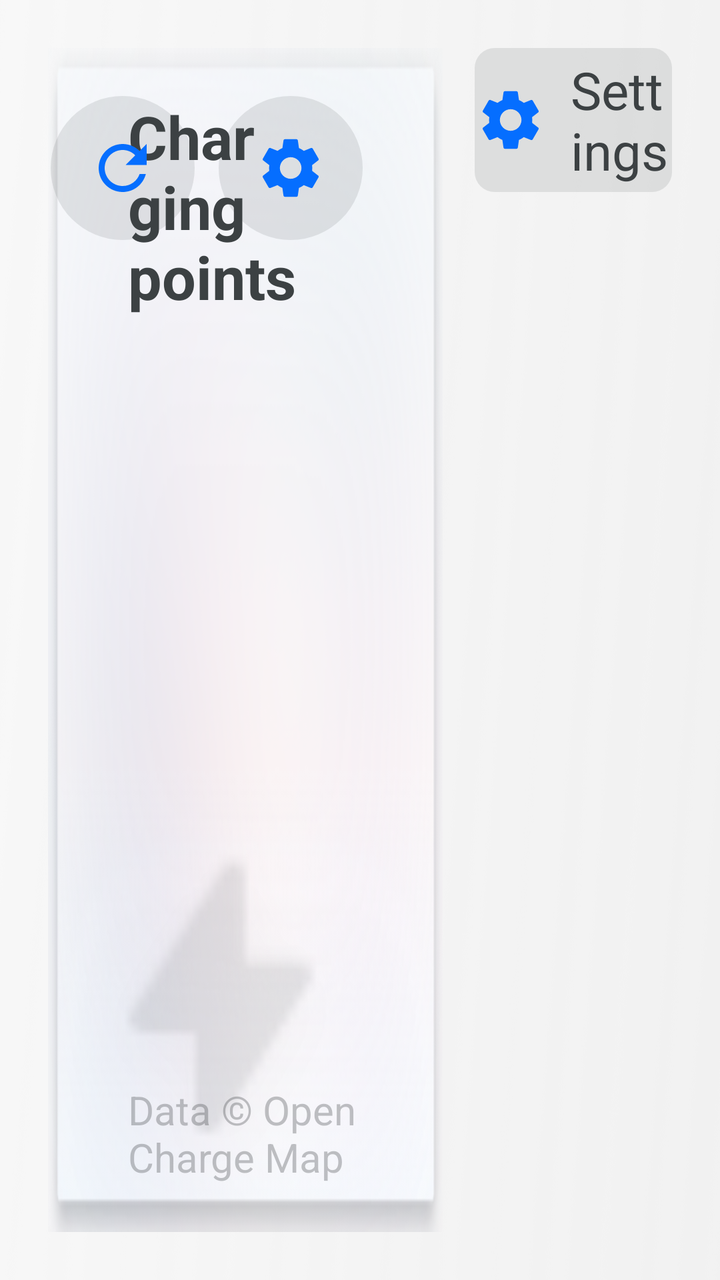
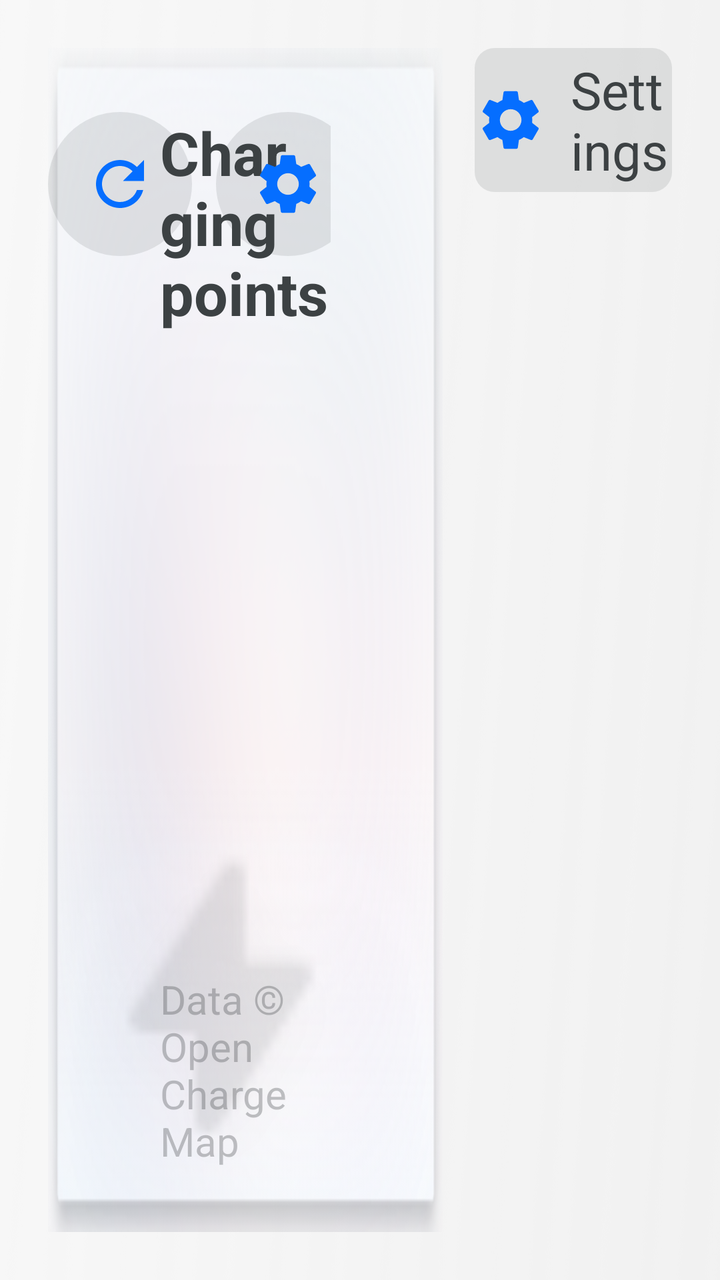

Compare the two renders of this Android layout. The source of the first and the diff that turns it into the second are given below.
<!-- AndroidManifest.xml: application theme Theme.MG4SimpleLauncher -->
<!-- res/layout/fragment_charging.xml -->
<?xml version="1.0" encoding="utf-8"?>
<LinearLayout xmlns:android="http://schemas.android.com/apk/res/android"
    android:layout_width="match_parent"
    android:layout_height="match_parent"
    android:baselineAligned="false"
    android:orientation="horizontal"
    android:padding="@dimen/screen_padding">

    <FrameLayout
        android:id="@+id/charging_card"
        android:layout_width="0dp"
        android:layout_height="match_parent"
        android:layout_weight="2"
        android:layout_marginEnd="@dimen/card_gap"
        android:background="@drawable/smallcard_selector"
        android:clickable="true"
        android:focusable="true">

        
        <ImageView
            android:layout_width="@dimen/charging_bolt_width"
            android:layout_height="@dimen/charging_bolt_height"
            android:layout_gravity="bottom|end"
            android:layout_marginEnd="@dimen/charging_bolt_margin_end"
            android:layout_marginBottom="@dimen/charging_bolt_margin_bottom"
            android:alpha="0.12"
            android:background="@drawable/ic_charging_bolt"
            android:contentDescription="@null" />

        <LinearLayout
            android:layout_width="match_parent"
            android:layout_height="match_parent"
            android:orientation="vertical"
            android:paddingStart="@dimen/charging_card_padding_h"
            android:paddingEnd="@dimen/charging_card_padding_h"
            android:paddingTop="@dimen/info_card_padding"
            android:paddingBottom="@dimen/info_card_padding">

            <TextView
                android:layout_width="wrap_content"
                android:layout_height="wrap_content"
                android:text="@string/charging_title"
                android:textColor="@color/text_primary"
                android:textSize="@dimen/small_card_label_size"
                android:textStyle="bold" />

            <LinearLayout
                android:id="@+id/charging_card_results"
                android:layout_width="match_parent"
                android:layout_height="0dp"
                android:layout_weight="1"
                android:layout_marginTop="14dp"
                android:orientation="vertical"
                android:visibility="gone">

                
                <TextView
                    android:id="@+id/charge_group_label"
                    android:layout_width="match_parent"
                    android:layout_height="wrap_content"
                    android:layout_marginBottom="6dp"
                    android:textColor="@color/accent"
                    android:textSize="@dimen/charge_detail_size"
                    android:textStyle="bold" />

                <include layout="@layout/part_charge_summary" android:id="@+id/charge_row_0" />
                <include layout="@layout/part_charge_summary" android:id="@+id/charge_row_1" />
                <include layout="@layout/part_charge_summary" android:id="@+id/charge_row_2" />
                <include layout="@layout/part_charge_summary" android:id="@+id/charge_row_3" />
                <include layout="@layout/part_charge_summary" android:id="@+id/charge_row_4" />
                <include layout="@layout/part_charge_summary" android:id="@+id/charge_row_5" />
            </LinearLayout>

            <TextView
                android:id="@+id/charging_card_status"
                android:layout_width="match_parent"
                android:layout_height="0dp"
                android:layout_weight="1"
                android:layout_marginTop="16dp"
                android:textColor="@color/text_secondary"
                android:textSize="@dimen/info_card_body_size" />

            <TextView
                android:layout_width="match_parent"
                android:layout_height="wrap_content"
                android:text="@string/charging_attribution"
                android:textColor="@color/text_tertiary"
                android:textSize="@dimen/secondary_text_size" />
        </LinearLayout>

        
        <LinearLayout
            android:layout_width="wrap_content"
            android:layout_height="wrap_content"
            android:layout_gravity="top|end"
            android:layout_marginTop="@dimen/info_card_padding"
            android:layout_marginEnd="@dimen/charging_card_padding_h"
            android:orientation="horizontal">

            <ImageView
                android:id="@+id/charging_card_refresh"
                android:layout_width="@dimen/round_button_size"
                android:layout_height="@dimen/round_button_size"
                android:layout_marginEnd="12dp"
                android:background="@drawable/round_button_selector"
                android:clickable="true"
                android:focusable="true"
                android:contentDescription="@string/charging_refresh"
                android:padding="@dimen/round_button_icon_padding"
                android:src="@drawable/ic_refresh" />

            <ImageView
                android:id="@+id/charging_card_options"
                android:layout_width="@dimen/round_button_size"
                android:layout_height="@dimen/round_button_size"
                android:background="@drawable/round_button_selector"
                android:clickable="true"
                android:focusable="true"
                android:contentDescription="@string/charging_card_options"
                android:padding="@dimen/round_button_icon_padding"
                android:src="@drawable/ic_gear" />
        </LinearLayout>
    </FrameLayout>

    
    <LinearLayout
        android:layout_width="0dp"
        android:layout_height="match_parent"
        android:layout_weight="1"
        android:orientation="vertical">

        
        <LinearLayout
            android:id="@+id/settings_card_button"
            android:layout_width="match_parent"
            android:layout_height="@dimen/settings_tab_height"
            android:background="@drawable/native_button_selector"
            android:clickable="true"
            android:focusable="true"
            android:gravity="center"
            android:orientation="horizontal">

            <ImageView
                android:layout_width="@dimen/button_icon_size"
                android:layout_height="@dimen/button_icon_size"
                android:contentDescription="@null"
                android:src="@drawable/ic_gear" />

            <TextView
                android:layout_width="wrap_content"
                android:layout_height="wrap_content"
                android:layout_marginStart="12dp"
                android:text="@string/settings_title"
                android:textColor="@color/text_primary"
                android:textSize="@dimen/drawer_button_size" />
        </LinearLayout>
    </LinearLayout>
</LinearLayout>
<!-- res/layout/part_charge_summary.xml (included above) -->
<?xml version="1.0" encoding="utf-8"?>
<LinearLayout xmlns:android="http://schemas.android.com/apk/res/android"
    android:layout_width="match_parent"
    android:layout_height="wrap_content"
    android:layout_marginBottom="10dp"
    android:orientation="vertical">

    <TextView
        android:id="@+id/summary_name"
        android:layout_width="match_parent"
        android:layout_height="wrap_content"
        android:ellipsize="end"
        android:maxLines="1"
        android:textColor="@color/text_primary"
        android:textSize="@dimen/charge_name_size"
        android:textStyle="bold" />

    <TextView
        android:id="@+id/summary_detail"
        android:layout_width="match_parent"
        android:layout_height="wrap_content"
        android:layout_marginTop="2dp"
        android:ellipsize="end"
        android:maxLines="1"
        android:textColor="@color/text_secondary"
        android:textSize="@dimen/charge_detail_size" />
</LinearLayout>
<!-- resources referenced by this layout -->
<resources>
  <color name="accent">#056eff</color>
  <color name="text_primary">#3c4143</color>
  <color name="text_secondary">#7f3c4143</color>
  <color name="text_tertiary">#503c4143</color>
  <dimen name="button_icon_size">36dp</dimen>
  <dimen name="card_gap">16dp</dimen>
  <dimen name="charge_detail_size">24sp</dimen>
  <dimen name="charge_name_size">28sp</dimen>
  <dimen name="charging_bolt_height">196dp</dimen>
  <dimen name="charging_bolt_margin_bottom">8dp</dimen>
  <dimen name="charging_bolt_margin_end">36dp</dimen>
  <dimen name="charging_bolt_width">150dp</dimen>
  <dimen name="charging_card_padding_h">40dp</dimen>
  <dimen name="drawer_button_size">26sp</dimen>
  <dimen name="info_card_body_size">28sp</dimen>
  <dimen name="info_card_padding">24dp</dimen>
  <dimen name="round_button_icon_padding">18dp</dimen>
  <dimen name="round_button_size">72dp</dimen>
  <dimen name="screen_padding">24dp</dimen>
  <dimen name="secondary_text_size">20sp</dimen>
  <dimen name="settings_tab_height">72dp</dimen>
  <dimen name="small_card_label_size">30sp</dimen>
  <!-- drawable round_button_selector (drawable) -->
  <?xml version="1.0" encoding="utf-8"?>
  <selector xmlns:android="http://schemas.android.com/apk/res/android">
      <item android:state_pressed="true">
          <shape android:shape="oval">
              <solid android:color="@color/button_surface_pressed" />
          </shape>
      </item>
      <item>
          <shape android:shape="oval">
              <solid android:color="@color/button_surface" />
          </shape>
      </item>
  </selector>
  <!-- drawable smallcard_selector (drawable) -->
  <?xml version="1.0" encoding="utf-8"?>
  <selector xmlns:android="http://schemas.android.com/apk/res/android">
      <item android:state_pressed="true" android:drawable="@drawable/bg_clicked" />
      <item android:drawable="@drawable/bg_normal" />
  </selector>
  <string name="charging_attribution">Data © Open Charge Map</string>
  <string name="charging_card_options">Show</string>
  <string name="charging_refresh">Refresh</string>
  <string name="charging_title">Charging points</string>
  <string name="settings_title">Settings</string>
  <style name="Theme.MG4SimpleLauncher" parent="Theme.AppCompat.DayNight.NoActionBar">
          <item name="android:windowBackground">@drawable/bg_home</item>
          <item name="android:statusBarColor">@android:color/transparent</item>
          <item name="android:navigationBarColor">@android:color/transparent</item>
          <item name="colorAccent">@color/accent</item>
      </style>
  <dimen name="native_button_radius">10dp</dimen>
  <color name="button_surface_pressed">#3d3c4143</color>
  <color name="button_surface">#1f3c4143</color>
  <!-- unchanged entries left out for length: 7 -->
</resources>

<!-- the commit's change to res/layout/fragment_charging.xml (unified diff, before → after) -->
@@ -33,8 +33,8 @@
             android:orientation="vertical"
             android:paddingStart="@dimen/charging_card_padding_h"
             android:paddingEnd="@dimen/charging_card_padding_h"
-            android:paddingTop="@dimen/info_card_padding"
-            android:paddingBottom="@dimen/info_card_padding">
+            android:paddingTop="@dimen/charging_card_padding_v"
+            android:paddingBottom="@dimen/charging_card_padding_v">
 
             <TextView
                 android:layout_width="wrap_content"
@@ -93,7 +93,7 @@
             android:layout_width="wrap_content"
             android:layout_height="wrap_content"
             android:layout_gravity="top|end"
-            android:layout_marginTop="@dimen/info_card_padding"
+            android:layout_marginTop="@dimen/charging_card_padding_v"
             android:layout_marginEnd="@dimen/charging_card_padding_h"
             android:orientation="horizontal">
 
@@ -174,13 +174,69 @@
         android:textSize="@dimen/charge_name_size"
         android:textStyle="bold" />
 
+    
+    <LinearLayout
+        android:layout_width="match_parent"
+        android:layout_height="wrap_content"
+        android:layout_marginTop="2dp"
+        android:gravity="center_vertical"
+        android:orientation="horizontal">
+
+        <TextView
+            android:id="@+id/summary_detail"
+            android:layout_width="wrap_content"
+            android:layout_height="wrap_content"
+            android:layout_marginEnd="14dp"
+            android:ellipsize="end"
+            android:maxLines="1"
+            android:textColor="@color/text_secondary"
+            android:textSize="@dimen/charge_detail_size" />
+
+        <include
+            layout="@layout/part_charge_extras"
+            android:id="@+id/summary_extras"
+            android:layout_width="wrap_content"
+            android:layout_height="wrap_content" />
+    </LinearLayout>
+
+</LinearLayout>
+<!-- res/layout/part_charge_extras.xml (included above) -->
+<?xml version="1.0" encoding="utf-8"?>
+<LinearLayout xmlns:android="http://schemas.android.com/apk/res/android"
+    android:layout_width="wrap_content"
+    android:layout_height="wrap_content"
+    android:gravity="center_vertical"
+    android:orientation="horizontal">
+
+    <ImageView
+        android:id="@+id/charge_bays_icon"
+        android:layout_width="@dimen/charge_glyph_width_bolt"
+        android:layout_height="@dimen/charge_glyph_height"
+        android:contentDescription="@null"
+        android:src="@drawable/ic_glyph_bolt" />
+
     <TextView
-        android:id="@+id/summary_detail"
-        android:layout_width="match_parent"
-        android:layout_height="wrap_content"
-        android:layout_marginTop="2dp"
-        android:ellipsize="end"
-        android:maxLines="1"
+        android:id="@+id/charge_bays"
+        android:layout_width="wrap_content"
+        android:layout_height="wrap_content"
+        android:layout_marginStart="2dp"
+        android:layout_marginEnd="14dp"
         android:textColor="@color/text_secondary"
-        android:textSize="@dimen/charge_detail_size" />
+        android:textSize="@dimen/secondary_text_size" />
+
+    <ImageView
+        android:id="@+id/charge_access_icon"
+        android:layout_width="@dimen/charge_glyph_width_lock"
+        android:layout_height="@dimen/charge_glyph_height"
+        android:contentDescription="@null"
+        android:src="@drawable/ic_glyph_lock" />
+
+    <TextView
+        android:id="@+id/charge_access"
+        android:layout_width="wrap_content"
+        android:layout_height="wrap_content"
+        android:layout_marginStart="4dp"
+        android:layout_marginEnd="14dp"
+        android:textColor="@color/text_secondary"
+        android:textSize="@dimen/secondary_text_size" />
 </LinearLayout>
<!-- resource entries referenced after the edit -->
@@ -7,21 +7,48 @@
   <dimen name="button_icon_size">36dp</dimen>
   <dimen name="card_gap">16dp</dimen>
   <dimen name="charge_detail_size">24sp</dimen>
+  <dimen name="charge_glyph_height">21dp</dimen>
+  <dimen name="charge_glyph_width_bolt">12dp</dimen>
+  <dimen name="charge_glyph_width_lock">16dp</dimen>
   <dimen name="charge_name_size">28sp</dimen>
   <dimen name="charging_bolt_height">196dp</dimen>
   <dimen name="charging_bolt_margin_bottom">8dp</dimen>
   <dimen name="charging_bolt_margin_end">36dp</dimen>
   <dimen name="charging_bolt_width">150dp</dimen>
-  <dimen name="charging_card_padding_h">40dp</dimen>
+  <dimen name="charging_card_padding_h">56dp</dimen>
+  <dimen name="charging_card_padding_v">32dp</dimen>
   <dimen name="drawer_button_size">26sp</dimen>
   <dimen name="info_card_body_size">28sp</dimen>
-  <dimen name="info_card_padding">24dp</dimen>
   <dimen name="round_button_icon_padding">18dp</dimen>
   <dimen name="round_button_size">72dp</dimen>
   <dimen name="screen_padding">24dp</dimen>
   <dimen name="secondary_text_size">20sp</dimen>
   <dimen name="settings_tab_height">72dp</dimen>
   <dimen name="small_card_label_size">30sp</dimen>
+  <!-- drawable ic_glyph_bolt (drawable) -->
+  <vector xmlns:android="http://schemas.android.com/apk/res/android"
+      android:width="12dp"
+      android:height="21dp"
+      android:viewportWidth="6"
+      android:viewportHeight="10.5"
+      android:tint="@color/text_secondary">
+      <group android:translateX="-7" android:translateY="-5.75">
+          <path
+              android:fillColor="#FFFFFFFF"
+              android:pathData="M10.75 16.25H10V11.75H7L9.25 5.75H10V10.25H13L10.75 16.25Z" />
+      </group>
+  </vector>
+  <!-- drawable ic_glyph_lock (drawable) -->
+  <vector xmlns:android="http://schemas.android.com/apk/res/android"
+      android:width="16dp"
+      android:height="21dp"
+      android:viewportWidth="16"
+      android:viewportHeight="21"
+      android:tint="@color/text_secondary">
+      <path
+          android:fillColor="#FFFFFFFF"
+          android:pathData="M8 1C5.24 1 3 3.24 3 6v2.5H2.5A1.5 1.5 0 0 0 1 10v8.5A1.5 1.5 0 0 0 2.5 20h11a1.5 1.5 0 0 0 1.5-1.5V10a1.5 1.5 0 0 0-1.5-1.5H13V6c0-2.76-2.24-5-5-5zm0 2c1.66 0 3 1.34 3 3v2.5H5V6c0-1.66 1.34-3 3-3zm0 9a2 2 0 0 1 1 3.73V17a1 1 0 0 1-2 0v-1.27A2 2 0 0 1 8 12z" />
+  </vector>
   <!-- drawable round_button_selector (drawable) -->
   <?xml version="1.0" encoding="utf-8"?>
   <selector xmlns:android="http://schemas.android.com/apk/res/android">
